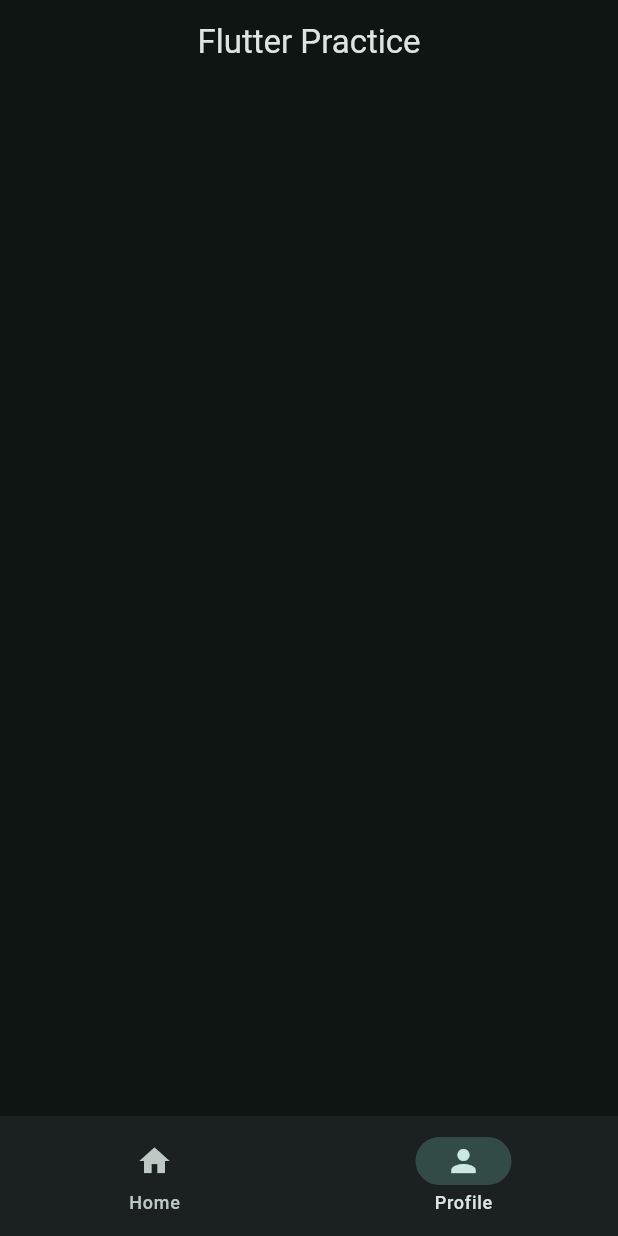
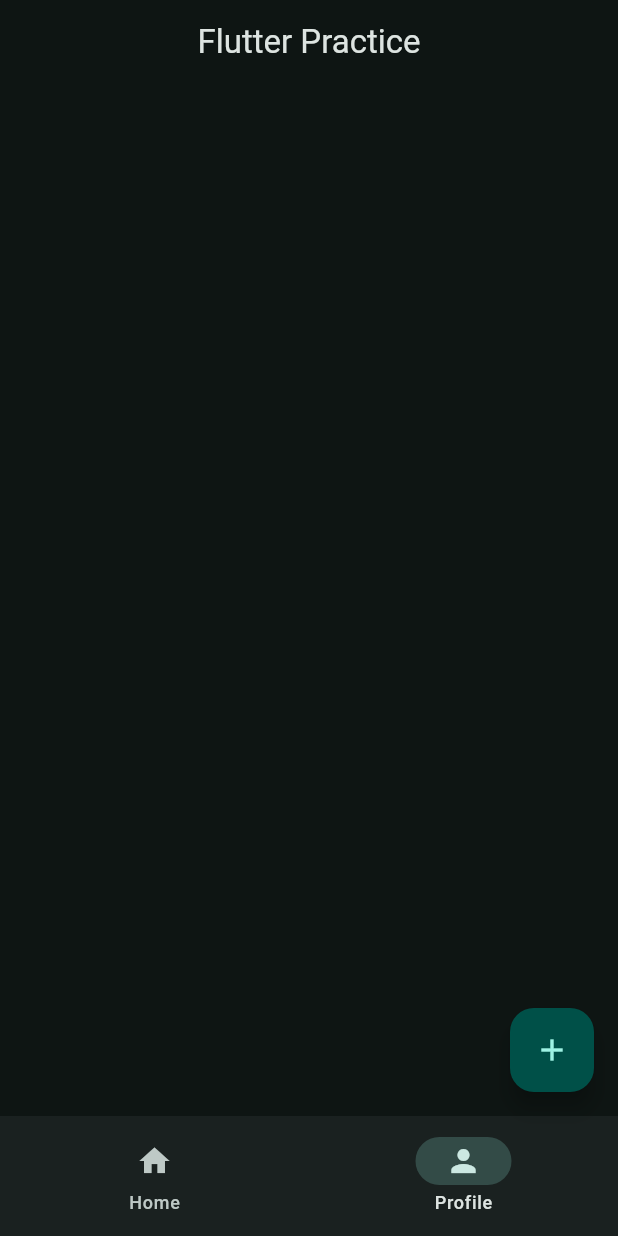
Before and after one commit to faniiaa/counter, a Flutter app: the screen it shows after launch, on a phone screen of 412 x 824 dp. Run offline on Flutter 3.47's test engine with Material 3 defaults, Android fonts, the phone set to English and light mode, and no system bars.

Commit message:
Floating Bottom

```diff
--- a/lib/main.dart
+++ b/lib/main.dart
@@ -19,10 +19,14 @@ class App extends StatelessWidget {
       ),
       home: Scaffold(
         appBar: AppBar(title: Text('Flutter Practice'), centerTitle: true),
+        floatingActionButton: FloatingActionButton(
+          onPressed: () {},
+          child: Icon(Icons.add),
+        ),
         bottomNavigationBar: NavigationBar(
           destinations: [
             NavigationDestination(icon: Icon(Icons.home), label: 'Home'),
-            NavigationDestination(icon: Icon(Icons.person), label: 'Profile')
+            NavigationDestination(icon: Icon(Icons.person), label: 'Profile'),
           ],
           onDestinationSelected: (int value) {},
           selectedIndex: 1,
```
